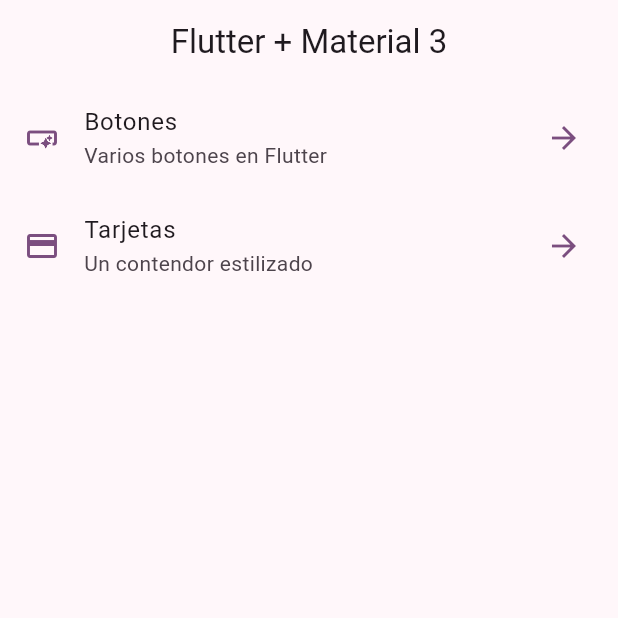
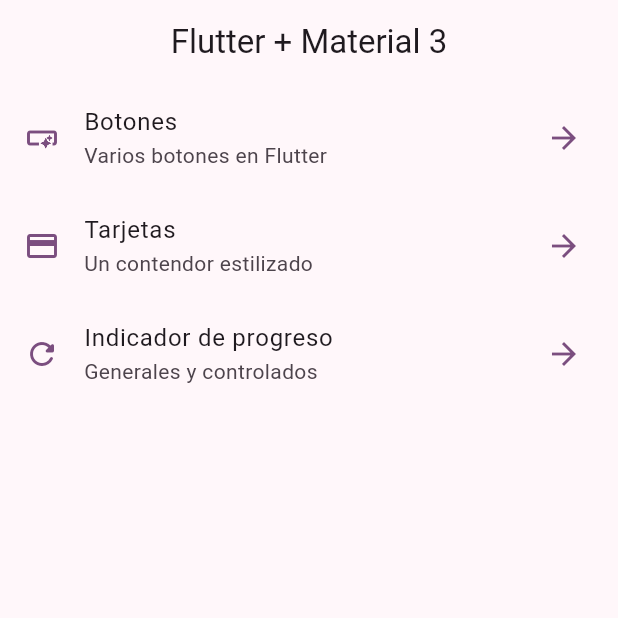
Before and after one commit to SergioBGISC99/widgets_app, a Flutter app: the screen it shows after launch, on a phone screen of 412 x 824 dp, the top half of it. Run offline on Flutter 3.47's test engine with Material 2 defaults, Android fonts, the phone set to English and light mode, and no system bars; our stand-ins replace go_router.

Commit message:
progress indicators finished

```diff
--- a/lib/config/menu/menu_items.dart
+++ b/lib/config/menu/menu_items.dart
@@ -24,4 +24,9 @@ const appMenuItems = <MenuItem>[
       subtitle: 'Un contendor estilizado',
       link: '/cards',
       icon: Icons.credit_card),
+  MenuItem(
+      title: 'Indicador de progreso',
+      subtitle: 'Generales y controlados',
+      link: '/progress',
+      icon: Icons.refresh_rounded)
 ];
--- a/lib/config/router/app_router.dart
+++ b/lib/config/router/app_router.dart
@@ -14,4 +14,8 @@ final appRouter = GoRouter(initialLocation: '/', routes: [
       path: '/cards',
       name: CardsScreen.name,
       builder: (context, state) => const CardsScreen()),
+  GoRoute(
+      path: '/progress',
+      name: ProgressScreen.name,
+      builder: (context, state) => const ProgressScreen()),
 ]);
```
Also changed, not shown: lib/presentation/screen/progress/progress_screen.dart (+62 -1 lines).
